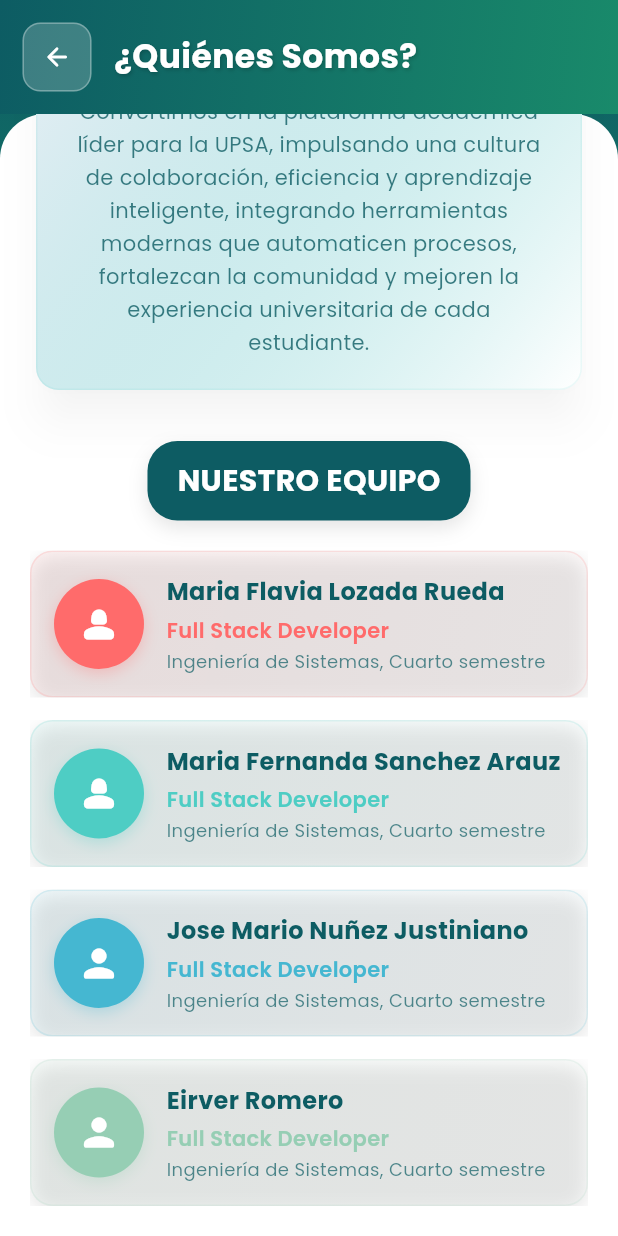
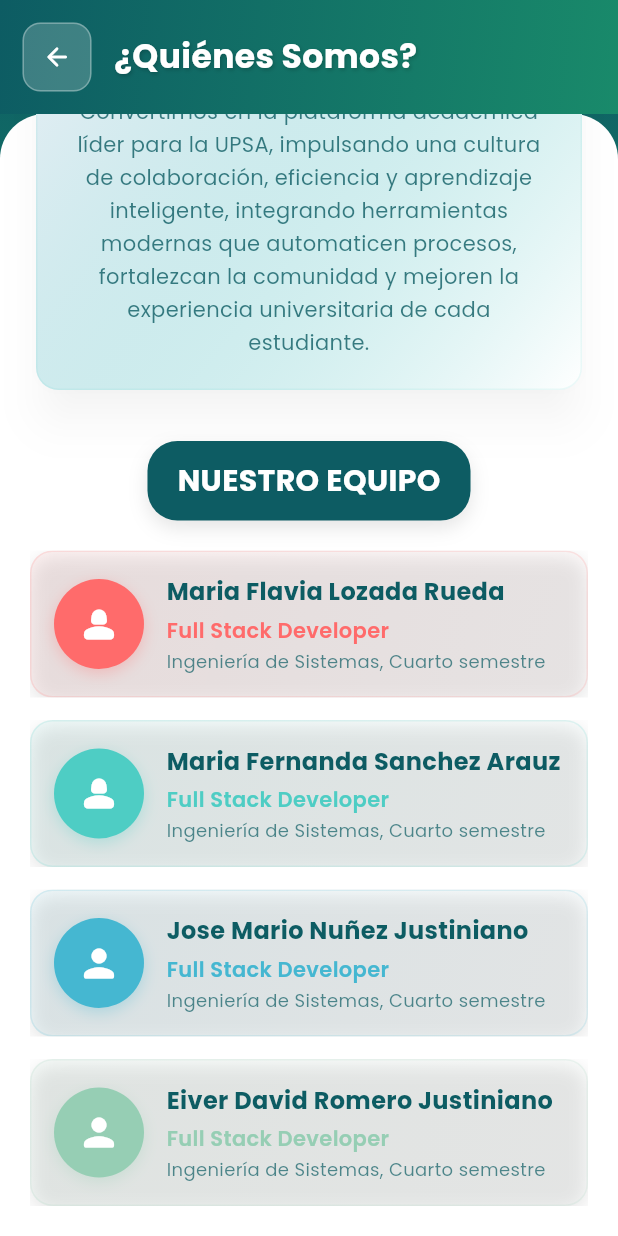
Before and after one commit to UpsaMe-App/frontendP2, a Flutter app: the AboutUsPage screen opened directly, scrolled down 426 dp, on a phone screen of 412 x 824 dp. Run offline on Flutter 3.47's test engine with Material 3 defaults, Android fonts, the phone set to English and light mode, and no system bars; our stand-ins replace google_fonts, image_picker, lottie; missing offline and left inert: dart:html, dart:ui_web; accounts and stored records are empty; network calls fail.

Commit message:
Corrigiendo nombre

```diff
--- a/flutter_upsame/lib/screens/landing_page.dart
+++ b/flutter_upsame/lib/screens/landing_page.dart
@@ -1763,7 +1763,7 @@
         isMobile: isMobile,
       ),
       _buildTeamMemberCard(
-        name: 'Eirver Romero',
+        name: 'Eiver David Romero Justiniano',
         role: 'Full Stack Developer',
         career: 'Ingeniería de Sistemas, Cuarto semestre',
         isFemale: false,
```
